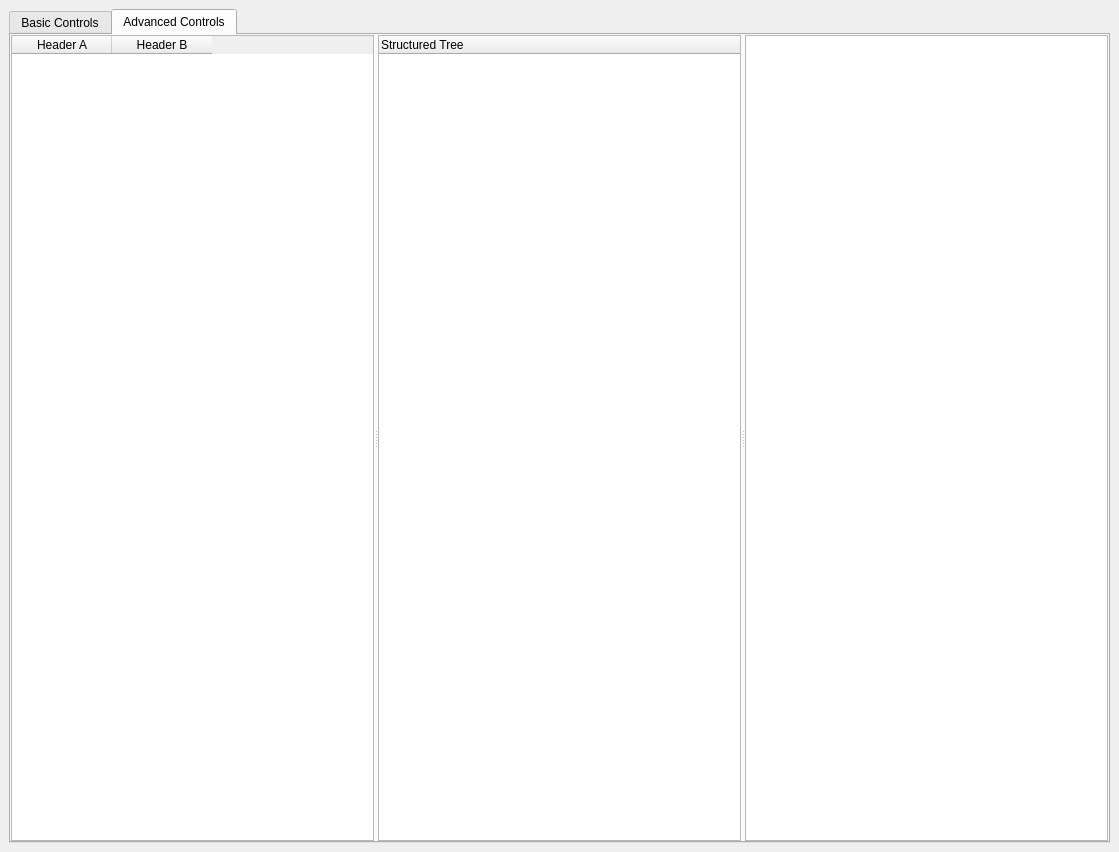
Before: the Qt Designer form librecad/src/ui/dialogs/settings/options_widget/support/lc_skin_preview_window.ui in sand1024/LibreCAD, drawn with Qt 5.
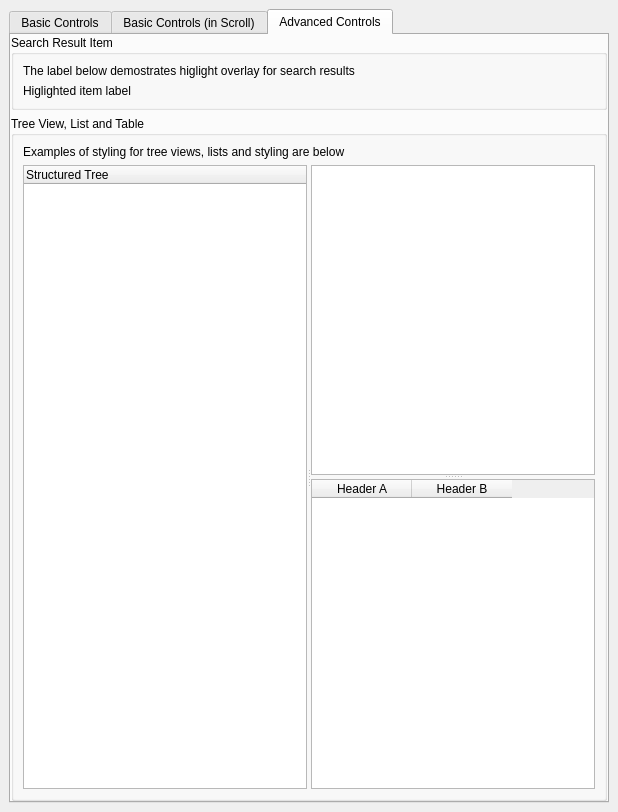
After: the same form once the commit is applied. The open tabs and pages were chosen to show the change. Icons and pictures are not drawn.

Commit message: app colors commons

What changed in the file:
```diff
--- a/librecad/src/ui/dialogs/settings/options_widget/support/lc_skin_preview_window.ui
+++ b/librecad/src/ui/dialogs/settings/options_widget/support/lc_skin_preview_window.ui
@@ -6,8 +6,8 @@
    <rect>
     <x>0</x>
     <y>0</y>
-    <width>1119</width>
-    <height>852</height>
+    <width>618</width>
+    <height>812</height>
    </rect>
   </property>
   <property name="windowTitle">
@@ -40,7 +40,7 @@
         <item>
          <widget class="QSplitter" name="splitter">
           <property name="orientation">
-           <enum>Qt::Orientation::Horizontal</enum>
+           <enum>Qt::Orientation::Vertical</enum>
           </property>
           <widget class="QWidget" name="widget" native="true">
            <layout class="QGridLayout" name="gridLayout_3">
@@ -105,7 +105,7 @@
                     <string/>
                    </property>
                    <property name="icon">
-                    <iconset resource="../../../../../res/icons/icons.qrc">
+                    <iconset>
                      <normaloff>:/icons/visible.lci</normaloff>:/icons/visible.lci</iconset>
                    </property>
                   </widget>
@@ -119,7 +119,7 @@
                     <string/>
                    </property>
                    <property name="icon">
-                    <iconset resource="../../../../../res/icons/icons.qrc">
+                    <iconset>
                      <normaloff>:/icons/move_copy.lci</normaloff>:/icons/move_copy.lci</iconset>
                    </property>
                    <property name="checkable">
@@ -142,7 +142,7 @@
                     <string/>
                    </property>
                    <property name="icon">
-                    <iconset resource="../../../../../res/icons/icons.qrc">
+                    <iconset>
                      <normaloff>:/icons/close_all.lci</normaloff>:/icons/close_all.lci</iconset>
                    </property>
                    <property name="checkable">
@@ -159,7 +159,7 @@
                     <string/>
                    </property>
                    <property name="icon">
-                    <iconset resource="../../../../../res/icons/icons.qrc">
+                    <iconset>
                      <normaloff>:/icons/add.lci</normaloff>:/icons/add.lci</iconset>
                    </property>
                    <property name="checkable">
@@ -179,7 +179,7 @@
                     <string/>
                    </property>
                    <property name="icon">
-                    <iconset resource="../../../../../res/icons/icons.qrc">
+                    <iconset>
                      <normaloff>:/icons/line_2p.lci</normaloff>:/icons/line_2p.lci</iconset>
                    </property>
                    <property name="checkable">
@@ -205,7 +205,7 @@
                     <string/>
                    </property>
                    <property name="icon">
-                    <iconset resource="../../../../../res/icons/icons.qrc">
+                    <iconset>
                      <normaloff>:/icons/interactive_pick_angle.lci</normaloff>:/icons/interactive_pick_angle.lci</iconset>
                    </property>
                    <property name="checkable">
@@ -228,7 +228,7 @@
                     <string/>
                    </property>
                    <property name="icon">
-                    <iconset resource="../../../../../res/icons/icons.qrc">
+                    <iconset>
                      <normaloff>:/icons/spline_explode.lci</normaloff>:/icons/spline_explode.lci</iconset>
                    </property>
                    <property name="autoRaise">
@@ -285,7 +285,7 @@
                     <string>With Image</string>
                    </property>
                    <property name="icon">
-                    <iconset resource="../../../../../res/icons/icons.qrc">
+                    <iconset>
                      <normaloff>:/icons/save.lci</normaloff>:/icons/save.lci</iconset>
                    </property>
                   </widget>
@@ -297,8 +297,8 @@
                    </property>
                    <property name="sizeHint" stdset="0">
                     <size>
-                     <width>40</width>
-                     <height>20</height>
+                     <width>0</width>
+                     <height>0</height>
                     </size>
                    </property>
                   </spacer>
@@ -577,8 +577,8 @@
                  </property>
                  <property name="sizeHint" stdset="0">
                   <size>
-                   <width>40</width>
-                   <height>20</height>
+                   <width>0</width>
+                   <height>0</height>
                   </size>
                  </property>
                 </spacer>
@@ -706,6 +706,29 @@
             </item>
            </layout>
           </widget>
+         </widget>
+        </item>
+        <item>
+         <spacer name="verticalSpacer_2">
+          <property name="orientation">
+           <enum>Qt::Orientation::Vertical</enum>
+          </property>
+          <property name="sizeHint" stdset="0">
+           <size>
+            <width>0</width>
+            <height>0</height>
+           </size>
+          </property>
+         </spacer>
+        </item>
+       </layout>
+      </widget>
+      <widget class="QWidget" name="tabScroll">
+       <attribute name="title">
+        <string>Basic Controls (in Scroll)</string>
+       </attribute>
+       <layout class="QVBoxLayout" name="verticalLayout_3">
+        <item>
           <widget class="QScrollArea" name="scrollArea">
            <property name="sizePolicy">
             <sizepolicy hsizetype="Minimum" vsizetype="Minimum">
@@ -728,7 +751,7 @@
               <x>0</x>
               <y>0</y>
               <width>646</width>
-              <height>732</height>
+             <height>728</height>
              </rect>
             </property>
             <layout class="QVBoxLayout" name="verticalLayout_2">
@@ -813,7 +836,7 @@
                      <string/>
                     </property>
                     <property name="icon">
-                     <iconset resource="../../../../../res/icons/icons.qrc">
+                    <iconset>
                       <normaloff>:/icons/visible.lci</normaloff>:/icons/visible.lci</iconset>
                     </property>
                    </widget>
@@ -827,7 +850,7 @@
                      <string/>
                     </property>
                     <property name="icon">
-                     <iconset resource="../../../../../res/icons/icons.qrc">
+                    <iconset>
                       <normaloff>:/icons/move_copy.lci</normaloff>:/icons/move_copy.lci</iconset>
                     </property>
                     <property name="checkable">
@@ -850,7 +873,7 @@
                      <string/>
                     </property>
                     <property name="icon">
-                     <iconset resource="../../../../../res/icons/icons.qrc">
+                    <iconset>
                       <normaloff>:/icons/close_all.lci</normaloff>:/icons/close_all.lci</iconset>
                     </property>
                     <property name="checkable">
@@ -867,7 +890,7 @@
                      <string/>
                     </property>
                     <property name="icon">
-                     <iconset resource="../../../../../res/icons/icons.qrc">
+                    <iconset>
                       <normaloff>:/icons/add.lci</normaloff>:/icons/add.lci</iconset>
                     </property>
                     <property name="checkable">
@@ -887,7 +910,7 @@
                      <string/>
                     </property>
                     <property name="icon">
-                     <iconset resource="../../../../../res/icons/icons.qrc">
+                    <iconset>
                       <normaloff>:/icons/line_2p.lci</normaloff>:/icons/line_2p.lci</iconset>
                     </property>
                     <property name="checkable">
@@ -913,7 +936,7 @@
                      <string/>
                     </property>
                     <property name="icon">
-                     <iconset resource="../../../../../res/icons/icons.qrc">
+                    <iconset>
                       <normaloff>:/icons/interactive_pick_angle.lci</normaloff>:/icons/interactive_pick_angle.lci</iconset>
                     </property>
                     <property name="checkable">
@@ -936,7 +959,7 @@
                      <string/>
                     </property>
                     <property name="icon">
-                     <iconset resource="../../../../../res/icons/icons.qrc">
+                    <iconset>
                       <normaloff>:/icons/spline_explode.lci</normaloff>:/icons/spline_explode.lci</iconset>
                     </property>
                     <property name="autoRaise">
@@ -951,8 +974,8 @@
                     </property>
                     <property name="sizeHint" stdset="0">
                      <size>
-                      <width>40</width>
-                      <height>20</height>
+                     <width>0</width>
+                     <height>0</height>
                      </size>
                     </property>
                    </spacer>
@@ -1336,20 +1359,6 @@
             </layout>
            </widget>
           </widget>
-         </widget>
-        </item>
-        <item>
-         <spacer name="verticalSpacer_2">
-          <property name="orientation">
-           <enum>Qt::Orientation::Vertical</enum>
-          </property>
-          <property name="sizeHint" stdset="0">
-           <size>
-            <width>20</width>
-            <height>40</height>
-           </size>
-          </property>
-         </spacer>
         </item>
        </layout>
       </widget>
@@ -1357,7 +1366,7 @@
        <attribute name="title">
         <string>Advanced Controls</string>
        </attribute>
-       <layout class="QHBoxLayout" name="viewsLayout">
+       <layout class="QVBoxLayout" name="viewsLayout" stretch="0,10">
         <property name="leftMargin">
          <number>0</number>
         </property>
@@ -1371,25 +1380,46 @@
          <number>0</number>
         </property>
         <item>
-         <widget class="QSplitter" name="viewsSplitter">
+         <widget class="QGroupBox" name="groupBox_5">
+          <property name="title">
+           <string>Search Result Item</string>
+          </property>
+          <layout class="QGridLayout" name="gridLayout_7">
+           <item row="0" column="0">
+            <widget class="QLabel" name="label_3">
+             <property name="text">
+              <string>The label below demostrates higlight overlay for search results</string>
+             </property>
+            </widget>
+           </item>
+           <item row="1" column="0">
+            <widget class="QLabel" name="label_4">
+             <property name="text">
+              <string>Higlighted item label</string>
+             </property>
+            </widget>
+           </item>
+          </layout>
+         </widget>
+        </item>
+        <item>
+         <widget class="QGroupBox" name="groupBox_6">
+          <property name="title">
+           <string>Tree View, List and Table</string>
+          </property>
+          <layout class="QVBoxLayout" name="verticalLayout_4" stretch="0,10">
+           <item>
+            <widget class="QLabel" name="label_5">
+             <property name="text">
+              <string>Examples of styling for tree views, lists and styling are below</string>
+             </property>
+            </widget>
+           </item>
+           <item>
+            <widget class="QSplitter" name="viewsSplitterMain">
           <property name="orientation">
            <enum>Qt::Orientation::Horizontal</enum>
           </property>
-          <widget class="QTableWidget" name="table">
-           <property name="alternatingRowColors">
-            <bool>true</bool>
-           </property>
-           <column>
-            <property name="text">
-             <string>Header A</string>
-            </property>
-           </column>
-           <column>
-            <property name="text">
-             <string>Header B</string>
-            </property>
-           </column>
-          </widget>
           <widget class="QTreeWidget" name="tree">
            <column>
             <property name="text">
@@ -1397,16 +1427,39 @@
             </property>
            </column>
           </widget>
+             <widget class="QSplitter" name="viewsSplitterRight">
+              <property name="orientation">
+               <enum>Qt::Orientation::Vertical</enum>
+              </property>
           <widget class="QListWidget" name="listWidget">
            <property name="alternatingRowColors">
             <bool>true</bool>
            </property>
           </widget>
-         </widget>
+              <widget class="QTableWidget" name="table">
+               <property name="alternatingRowColors">
+                <bool>true</bool>
+               </property>
+               <column>
+                <property name="text">
+                 <string>Header A</string>
+                </property>
+               </column>
+               <column>
+                <property name="text">
+                 <string>Header B</string>
+                </property>
+               </column>
+              </widget>
+             </widget>
+            </widget>
         </item>
        </layout>
       </widget>
-     </widget>
+        </item>
+       </layout>
+      </widget>
+     </widget>
     </item>
    </layout>
   </widget>
```
Left out of the diff: 4 changed lines with no effect on the pictures. Lines whose indentation alone changed are shown as unchanged. The commit also changes 53 other files.
